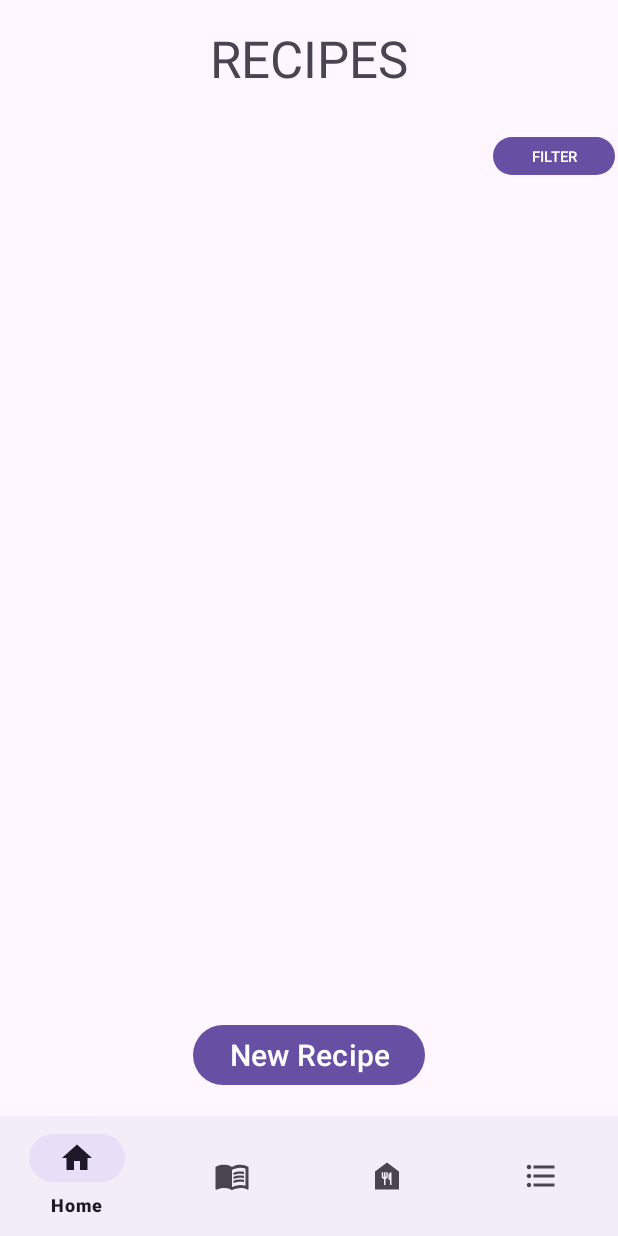
After one commit to TMcBride-MCCC/CIS183_Final, an Android app: the Recipes screen opened directly, with no data from a screen before it, on a phone screen of 412 x 824 dp. The commit adds this screen. Run offline under Robolectric (Android 15) with nearby library versions, the phone set to English and light mode, and no system bars.

Commit message:
Recipes
Recipes GUI created

```diff
--- a/app/src/main/AndroidManifest.xml
+++ b/app/src/main/AndroidManifest.xml
@@ -12,6 +12,9 @@
         android:supportsRtl="true"
         android:theme="@style/Theme.CIS183_Final"
         tools:targetApi="31">
+        <activity
+            android:name=".Recipes"
+            android:exported="false" />
         <activity
             android:name=".MealPlan"
             android:exported="false" />
--- a/app/src/main/java/com/example/cis183_final/HomePage.java
+++ b/app/src/main/java/com/example/cis183_final/HomePage.java
@@ -154,7 +154,8 @@ public class HomePage extends AppCompatActivity
                 }
                 else if (navItem == R.id.recipes)
                 {
-                    //Put Recipe code here
+                    startActivity(new Intent(HomePage.this, Recipes.class));
+                    return true;
                 }
                 else if (navItem == R.id.pantry)
                 {
--- /dev/null
+++ b/app/src/main/java/com/example/cis183_final/Recipes.java
@@ -0,0 +1,36 @@
+package com.example.cis183_final;
+
+import android.os.Bundle;
+import android.widget.Button;
+import android.widget.ListView;
+
+import androidx.activity.EdgeToEdge;
+import androidx.appcompat.app.AppCompatActivity;
+import androidx.core.graphics.Insets;
+import androidx.core.view.ViewCompat;
+import androidx.core.view.WindowInsetsCompat;
+
+import com.google.android.material.bottomnavigation.BottomNavigationView;
+
+public class Recipes extends AppCompatActivity
+{
+    //Create JAVA variables
+    Button btn_j_recipes_filter;
+    ListView lv_j_recipes_recipeList;
+    Button btn_j_recipes_newRecipe;
+    BottomNavigationView bnv_j_recipes_bottomNav;
+
+    @Override
+    protected void onCreate(Bundle savedInstanceState)
+    {
+        super.onCreate(savedInstanceState);
+        EdgeToEdge.enable(this);
+        setContentView(R.layout.activity_recipes);
+
+        //Connect JAVA variables to GUI variables
+        btn_j_recipes_filter = findViewById(R.id.btn_v_recipes_filter);
+        lv_j_recipes_recipeList = findViewById(R.id.lv_v_recipes_recipeList);
+        btn_j_recipes_newRecipe = findViewById(R.id.btn_v_recipes_newRecipe);
+        bnv_j_recipes_bottomNav = findViewById(R.id.bnv_v_recipes_bottomNav);
+    }
+}
--- /dev/null
+++ b/app/src/main/res/layout/activity_recipes.xml
@@ -0,0 +1,65 @@
+<?xml version="1.0" encoding="utf-8"?>
+<androidx.constraintlayout.widget.ConstraintLayout xmlns:android="http://schemas.android.com/apk/res/android"
+    xmlns:app="http://schemas.android.com/apk/res-auto"
+    xmlns:tools="http://schemas.android.com/tools"
+    android:id="@+id/main"
+    android:layout_width="match_parent"
+    android:layout_height="match_parent"
+    tools:context=".Recipes">
+
+    <com.google.android.material.bottomnavigation.BottomNavigationView
+        android:id="@+id/bnv_v_recipes_bottomNav"
+        android:layout_width="match_parent"
+        android:layout_height="wrap_content"
+        app:layout_constraintBottom_toBottomOf="parent"
+        app:layout_constraintEnd_toEndOf="parent"
+        app:layout_constraintHorizontal_bias="0.5"
+        app:layout_constraintStart_toStartOf="parent"
+        app:menu="@menu/bottom_navigation_menu" />
+
+    <TextView
+        android:id="@+id/textView6"
+        android:layout_width="wrap_content"
+        android:layout_height="wrap_content"
+        android:layout_marginTop="16dp"
+        android:text="RECIPES"
+        android:textSize="34sp"
+        app:layout_constraintEnd_toEndOf="parent"
+        app:layout_constraintHorizontal_bias="0.5"
+        app:layout_constraintStart_toStartOf="parent"
+        app:layout_constraintTop_toTopOf="parent" />
+
+    <ListView
+        android:id="@+id/lv_v_recipes_recipeList"
+        android:layout_width="409dp"
+        android:layout_height="519dp"
+        app:layout_constraintEnd_toEndOf="parent"
+        app:layout_constraintHorizontal_bias="0.5"
+        app:layout_constraintStart_toStartOf="parent"
+        app:layout_constraintTop_toBottomOf="@+id/btn_v_recipes_filter" />
+
+    <Button
+        android:id="@+id/btn_v_recipes_newRecipe"
+        android:layout_width="wrap_content"
+        android:layout_height="wrap_content"
+        android:layout_marginTop="39dp"
+        android:text="New Recipe"
+        android:textSize="20sp"
+        app:layout_constraintEnd_toEndOf="parent"
+        app:layout_constraintHorizontal_bias="0.5"
+        app:layout_constraintStart_toStartOf="parent"
+        app:layout_constraintTop_toBottomOf="@+id/lv_v_recipes_recipeList" />
+
+    <Button
+        android:id="@+id/btn_v_recipes_filter"
+        android:layout_width="81dp"
+        android:layout_height="33dp"
+        android:layout_marginTop="26dp"
+        android:text="FILTER"
+        android:textSize="10sp"
+        app:layout_constraintEnd_toEndOf="parent"
+        app:layout_constraintHorizontal_bias="0.993"
+        app:layout_constraintStart_toStartOf="parent"
+        app:layout_constraintTop_toBottomOf="@+id/textView6" />
+
+</androidx.constraintlayout.widget.ConstraintLayout>
```
Also changed, not shown: app/src/main/java/com/example/cis183_final/MealPlan.java (line endings or trailing spaces).
